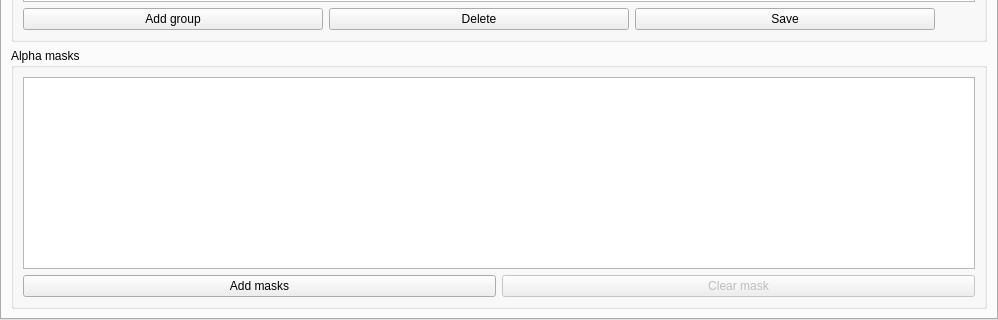
Above: interface/gui/mainwindow.ui from spillerrec/Overmix before the change; both pictures show x 0 to 998 and y 638 to 958 of the 998 by 958 pixel window. Below: the same form after it.
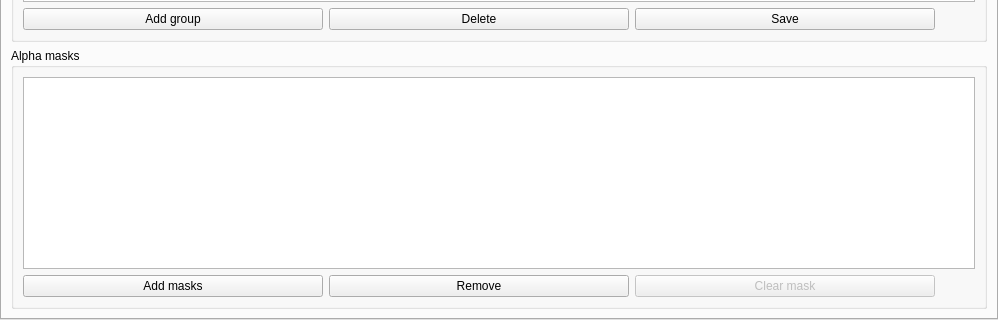
That is the form after the change. The open tabs and pages were chosen to show the change.

Commit message: ADD: Support removing masks WIP #119

What changed in the file:
```diff
--- a/interface/gui/mainwindow.ui
+++ b/interface/gui/mainwindow.ui
@@ -460,6 +460,13 @@
                  </property>
                 </widget>
                </item>
+               <item>
+                <widget class="QPushButton" name="pre_remove_mask">
+                 <property name="text">
+                  <string>Remove</string>
+                 </property>
+                </widget>
+               </item>
                <item>
                 <widget class="QPushButton" name="pre_clear_mask">
                  <property name="enabled">
@@ -470,6 +477,22 @@
                  </property>
                 </widget>
                </item>
+               <item>
+                <spacer name="horizontalSpacer">
+                 <property name="orientation">
+                  <enum>Qt::Horizontal</enum>
+                 </property>
+                 <property name="sizeType">
+                  <enum>QSizePolicy::Minimum</enum>
+                 </property>
+                 <property name="sizeHint" stdset="0">
+                  <size>
+                   <width>40</width>
+                   <height>20</height>
+                  </size>
+                 </property>
+                </spacer>
+               </item>
               </layout>
              </item>
             </layout>
```
Left out of the diff: 2 changed lines with no effect on the pictures. The commit also changes 5 other files.
